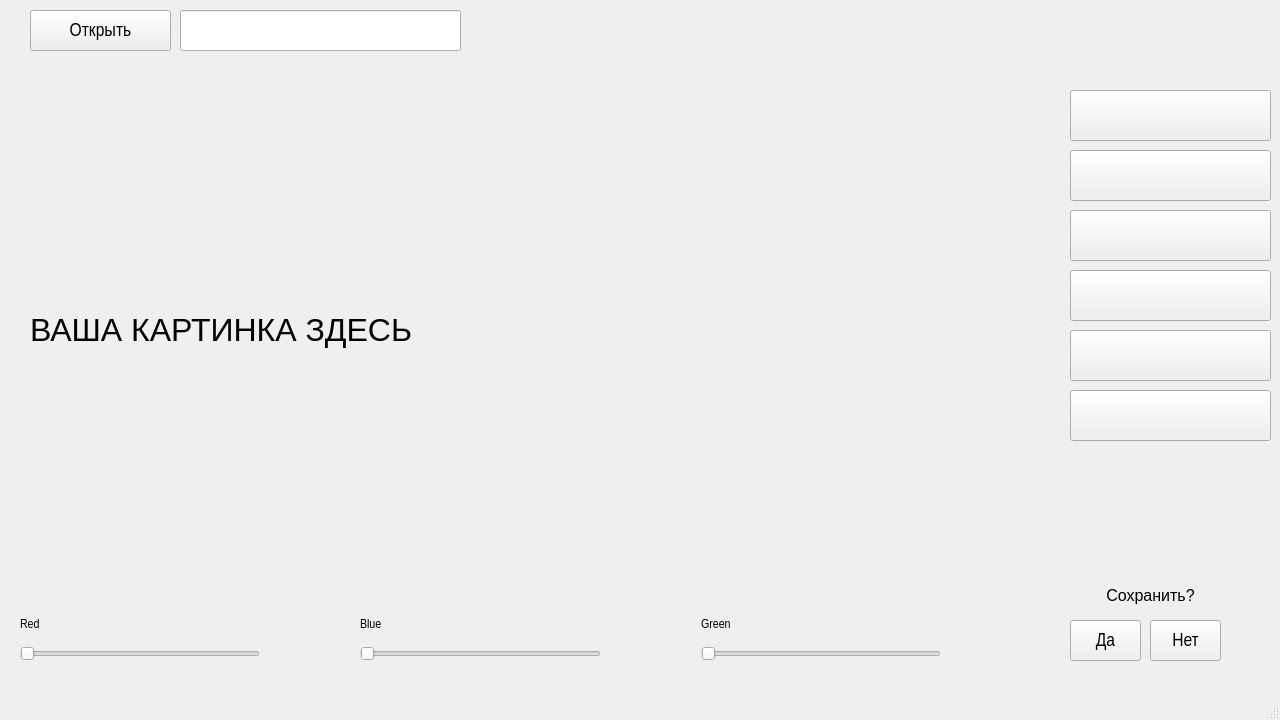
First picture: the form in yandex.ui, repository evilrise7/pyqtproject, before the edit.
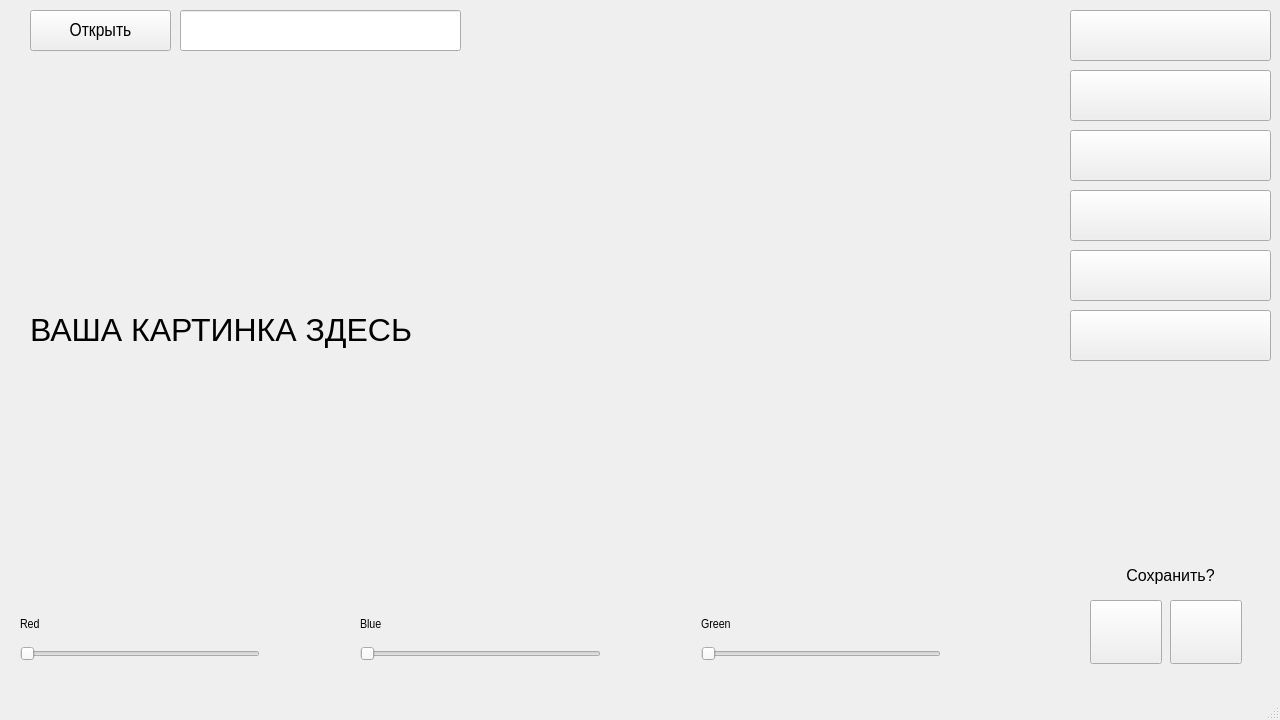
Second picture: the form after the edit. Icons and pictures are not drawn.

```diff
--- a/yandex.ui
+++ b/yandex.ui
@@ -135,10 +135,10 @@
    <widget class="QPushButton" name="savebut">
     <property name="geometry">
      <rect>
-      <x>1070</x>
-      <y>620</y>
-      <width>71</width>
-      <height>41</height>
+      <x>1090</x>
+      <y>600</y>
+      <width>72</width>
+      <height>64</height>
      </rect>
     </property>
     <property name="font">
@@ -147,8 +147,11 @@
       <pointsize>14</pointsize>
      </font>
     </property>
+    <property name="styleSheet">
+     <string notr="true">border-image: url(./YES.png);</string>
+    </property>
     <property name="text">
-     <string>Да</string>
+     <string/>
     </property>
    </widget>
    <widget class="QLabel" name="kartinka">
@@ -185,7 +188,7 @@
     <property name="geometry">
      <rect>
       <x>1070</x>
-      <y>90</y>
+      <y>10</y>
       <width>201</width>
       <height>51</height>
      </rect>
@@ -207,7 +210,7 @@
     <property name="geometry">
      <rect>
       <x>1070</x>
-      <y>150</y>
+      <y>70</y>
       <width>201</width>
       <height>51</height>
      </rect>
@@ -247,7 +250,7 @@
     <property name="geometry">
      <rect>
       <x>1070</x>
-      <y>210</y>
+      <y>130</y>
       <width>201</width>
       <height>51</height>
      </rect>
@@ -272,7 +275,7 @@
     <property name="geometry">
      <rect>
       <x>1070</x>
-      <y>270</y>
+      <y>190</y>
       <width>201</width>
       <height>51</height>
      </rect>
@@ -297,7 +300,7 @@
     <property name="geometry">
      <rect>
       <x>1070</x>
-      <y>330</y>
+      <y>250</y>
       <width>201</width>
       <height>51</height>
      </rect>
@@ -322,7 +325,7 @@
     <property name="geometry">
      <rect>
       <x>1070</x>
-      <y>390</y>
+      <y>310</y>
       <width>201</width>
       <height>51</height>
      </rect>
@@ -346,8 +349,8 @@
    <widget class="QLabel" name="savelabel">
     <property name="geometry">
      <rect>
-      <x>1050</x>
-      <y>580</y>
+      <x>1070</x>
+      <y>560</y>
       <width>201</width>
       <height>31</height>
      </rect>
@@ -367,10 +370,10 @@
    <widget class="QPushButton" name="resetbut">
     <property name="geometry">
      <rect>
-      <x>1150</x>
-      <y>620</y>
-      <width>71</width>
-      <height>41</height>
+      <x>1170</x>
+      <y>600</y>
+      <width>72</width>
+      <height>64</height>
      </rect>
     </property>
     <property name="font">
@@ -379,8 +382,11 @@
       <pointsize>14</pointsize>
      </font>
     </property>
+    <property name="styleSheet">
+     <string notr="true">border-image: url(./NO.png);</string>
+    </property>
     <property name="text">
-     <string>Нет</string>
+     <string/>
     </property>
    </widget>
   </widget>
```
